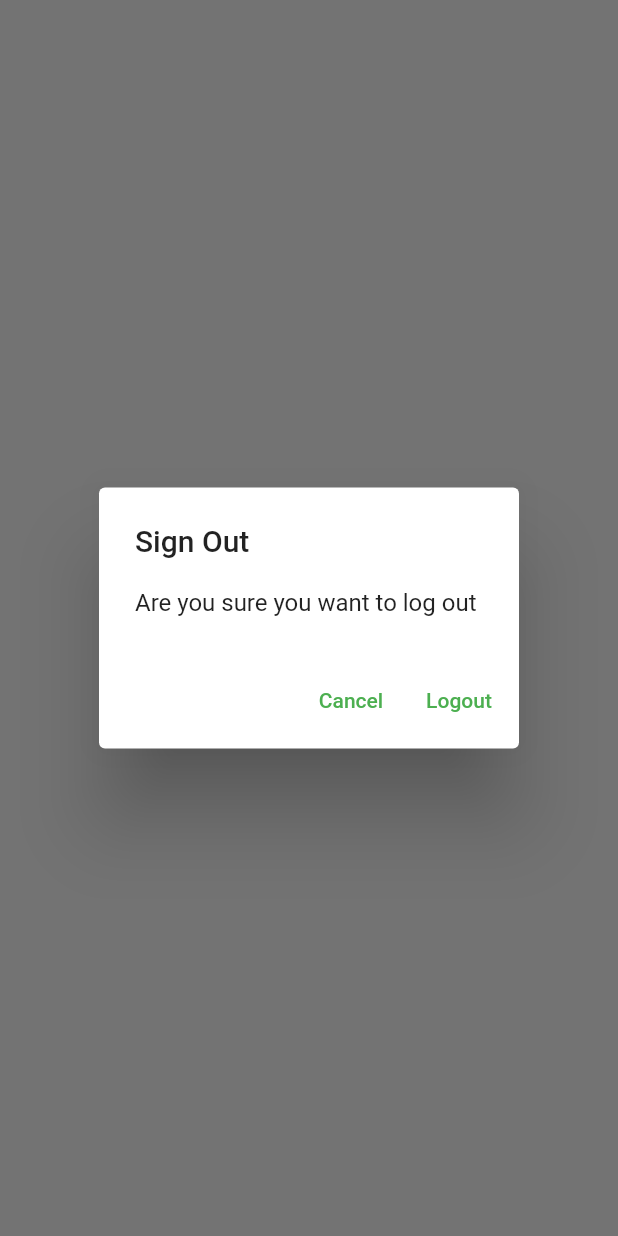
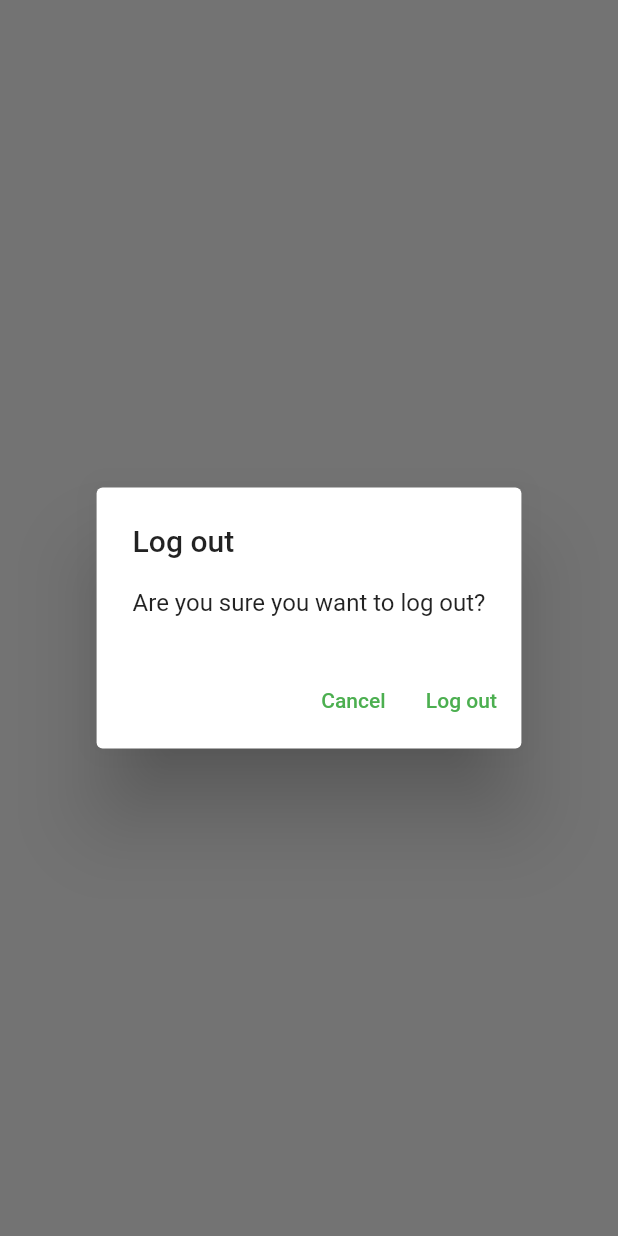
Before and after one commit to JTR03/NotesApp, a Flutter app: what showLogOutDialog() shows on an empty page, opened directly, on a phone screen of 412 x 824 dp. Run offline on Flutter 3.47's test engine with Material 2 defaults, Android fonts, the phone set to English and light mode, and no system bars; our stand-ins replace firebase_auth, firebase_core, sqflite; missing offline and left inert: dart:js; accounts and stored records are empty; network calls fail.

Commit message:
generic dialog

```diff
--- /dev/null
+++ b/lib/utilities/dialogs/generic_dialog.dart
@@ -0,0 +1,33 @@
+import 'package:flutter/material.dart';
+
+typedef DialogOptionBuilder<T> = Map<String, T?> Function();
+
+Future<T?> showGenericDialog<T>({
+  required BuildContext context,
+  required String title,
+  required String content,
+  required DialogOptionBuilder optionsBuilder,
+}) {
+  final options = optionsBuilder();
+  return showDialog(
+    context: context,
+    builder: (context) {
+      return AlertDialog(
+        title: Text(title),
+        content: Text(content),
+        actions: options.keys.map((optionTitle) {
+          final value = options[optionTitle];
+          return TextButton(
+              onPressed: () {
+                if (value != null) {
+                  Navigator.of(context).pop(value);
+                } else {
+                  Navigator.of(context).pop();
+                }
+              },
+              child: Text(optionTitle));
+        }).toList(),
+      );
+    },
+  );
+}
--- /dev/null
+++ b/lib/utilities/dialogs/logout_dialog.dart
@@ -0,0 +1,14 @@
+import 'package:flutter/material.dart';
+import 'package:mynotes/utilities/dialogs/generic_dialog.dart';
+
+Future<bool> showLogOutDialog(BuildContext context) {
+  return showGenericDialog(
+    context: context,
+    title: 'Log out',
+    content: 'Are you sure you want to log out?',
+    optionsBuilder: () => {
+      'Cancel': false,
+      'Log out': true,
+    },
+  ).then((value) => value ?? false,);
+}
--- a/lib/views/Register_view.dart
+++ b/lib/views/Register_view.dart
@@ -2,7 +2,8 @@
 import 'package:mynotes/constants/routes.dart';
 import 'package:mynotes/services/auth/auth_exceptions.dart';
 import 'package:mynotes/services/auth/auth_service.dart';
-import 'package:mynotes/utilities/show_error_dialog.dart';
+
+import '../utilities/dialogs/error_dialog.dart';
 
 // import '../firebase_options.dart';
 
--- a/lib/views/login_view.dart
+++ b/lib/views/login_view.dart
@@ -2,7 +2,7 @@
 import 'package:mynotes/constants/routes.dart';
 import 'package:mynotes/services/auth/auth_exceptions.dart';
 import 'package:mynotes/services/auth/auth_service.dart';
-import '../utilities/show_error_dialog.dart';
+import '../utilities/dialogs/error_dialog.dart';
 
 class LoginView extends StatefulWidget {
   const LoginView({Key? key}) : super(key: key);
--- a/lib/views/notes/note_view.dart
+++ b/lib/views/notes/note_view.dart
@@ -4,8 +4,10 @@
 import 'package:mynotes/constants/routes.dart';
 import 'package:mynotes/services/auth/auth_service.dart';
 import 'package:mynotes/services/crud/notes_service.dart';
+import 'package:mynotes/views/notes/notes_list_view.dart';
 
 import '../../enums/menu_action.dart';
+import '../../utilities/dialogs/logout_dialog.dart';
 
 class NoteView extends StatefulWidget {
   const NoteView({Key? key}) : super(key: key);
@@ -69,14 +71,16 @@
                           case ConnectionState.waiting:
                           case ConnectionState.active:
                             if (snapshot.hasData) {
+                              const Text('Item');
                               final allNotes =
                                   snapshot.data as List<DatabaseNote>;
                               print(allNotes);
-                              return ListView.builder(
-                                itemCount:allNotes.length,
-                                itemBuilder: (context, index){
-                                return const Text('Item');
-                              },);
+                              return NotesListView(
+                                notes: allNotes,
+                                onDeleteNote: (note) async {
+                                  await _notesService.deleteNote(id: note.id);
+                                },
+                              );
                             } else {
                               return const CircularProgressIndicator();
                             }
@@ -90,26 +94,3 @@
             }));
   }
 }
-
-Future<bool> showLogOutDialog(BuildContext context) {
-  return showDialog<bool>(
-      context: context,
-      builder: (context) {
-        return AlertDialog(
-          title: const Text('Sign Out'),
-          content: const Text('Are you sure you want to log out'),
-          actions: [
-            TextButton(
-                onPressed: () {
-                  Navigator.of(context).pop(false);
-                },
-                child: const Text('Cancel')),
-            TextButton(
-                onPressed: () {
-                  Navigator.of(context).pop(true);
-                },
-                child: const Text('Logout'))
-          ],
-        );
-      }).then((value) => value ?? false);
-}
```
Also changed, not shown: lib/utilities/dialogs/delete_dialog.dart (added, +14 -0 lines), lib/utilities/dialogs/error_dialog.dart (added, +16 -0 lines), lib/utilities/show_error_dialog.dart (deleted, +0 -22 lines), lib/views/notes/notes_list_view.dart (added, +36 -0 lines).
